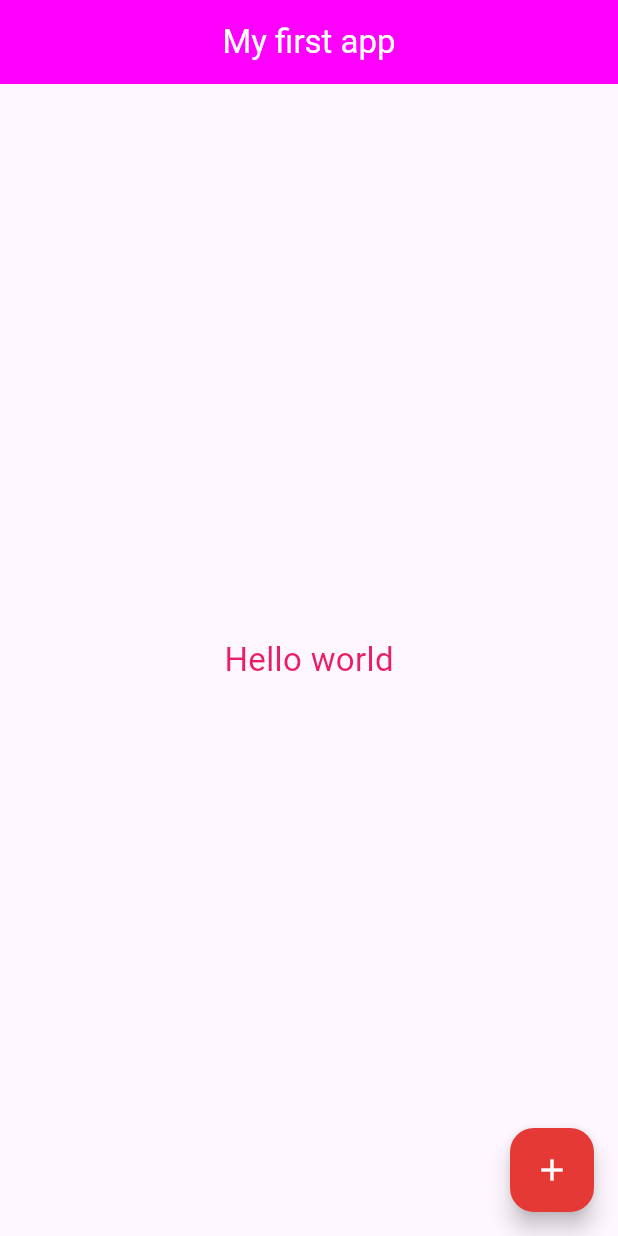
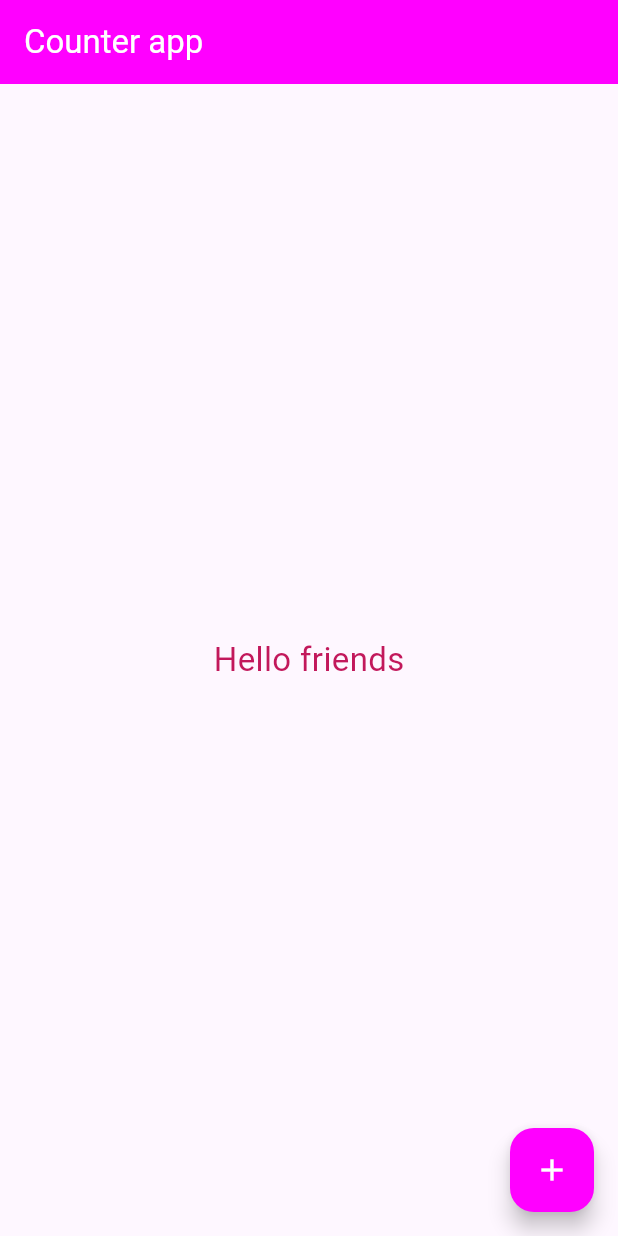
Before and after one commit to Mondanai/App, a Flutter app: the screen it shows after launch, on a phone screen of 412 x 824 dp. Run offline on Flutter 3.47's test engine with Material 3 defaults, Android fonts, the light colour scheme and no system bars.

Commit message:
Make a FAB clicked message

```diff
--- a/lib/main.dart
+++ b/lib/main.dart
@@ -1,8 +1,9 @@
 import 'package:flutter/material.dart';
 import 'package:flutter_application_week5/week04/basic.dart';
+import 'package:flutter_application_week5/week04/counter.dart';
 
 
 void main() {
   //basic
-runApp(MaterialApp(home: Basic()));
+runApp(MaterialApp(home:Counter()));
 }
--- /dev/null
+++ b/lib/week04/counter.dart
@@ -0,0 +1,40 @@
+import 'package:flutter/material.dart';
+
+class Counter extends StatefulWidget {
+  const Counter({super.key});
+
+  @override
+  State<Counter> createState() => _CounterState();
+}
+
+class _CounterState extends State<Counter> {
+  String message = 'Hello friends';
+  @override
+  Widget build(BuildContext context) {
+    return Scaffold(
+      appBar: AppBar(
+        title: const Text("Counter app", style: TextStyle(color: Colors.white)),
+        backgroundColor: Color.fromARGB(255, 255, 0, 255),
+      ),
+      body: Center(
+        child: Text(
+          message,
+          style: TextStyle(fontSize: 22, color: Colors.pink[700]),
+        ),
+      ),
+      floatingActionButton: FloatingActionButton(
+        onPressed: () {
+          setState(() {
+            //debugPrint('test');
+            message = (message == 'Hello friend')
+            ?'Hello me'
+            :'Hello friend'
+            ;
+          });
+        },
+        backgroundColor: const Color.fromARGB(255, 255, 0, 255),
+        child: const Icon(Icons.add, color: Colors.white),
+      ),
+    );
+  }
+}
```
